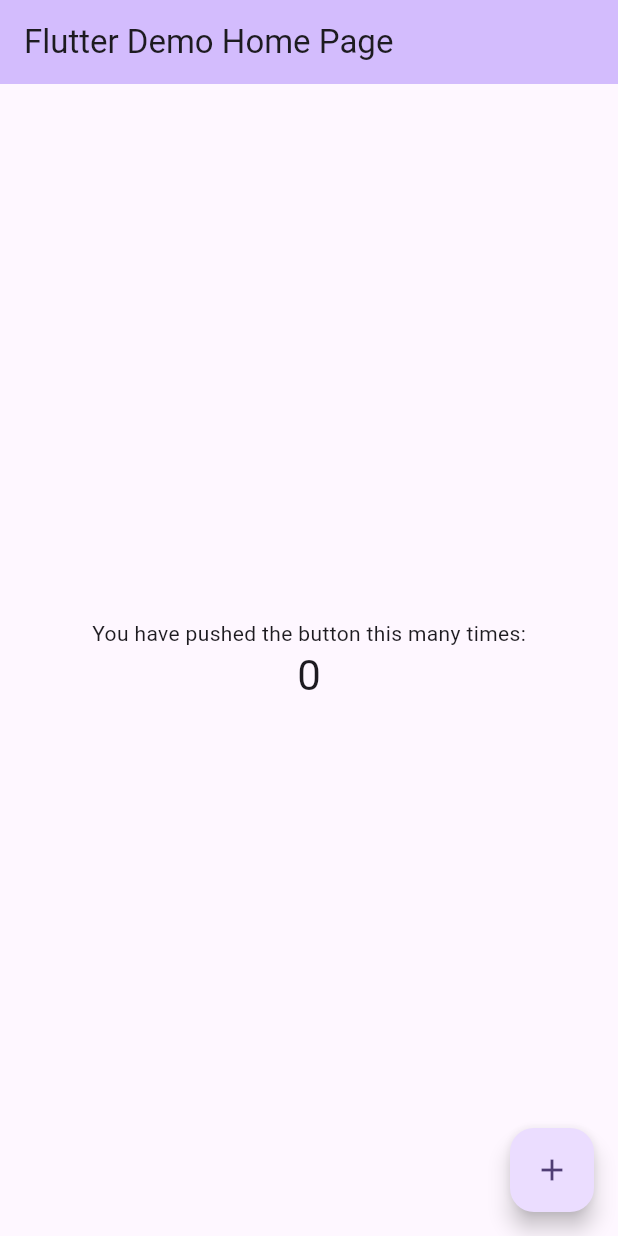
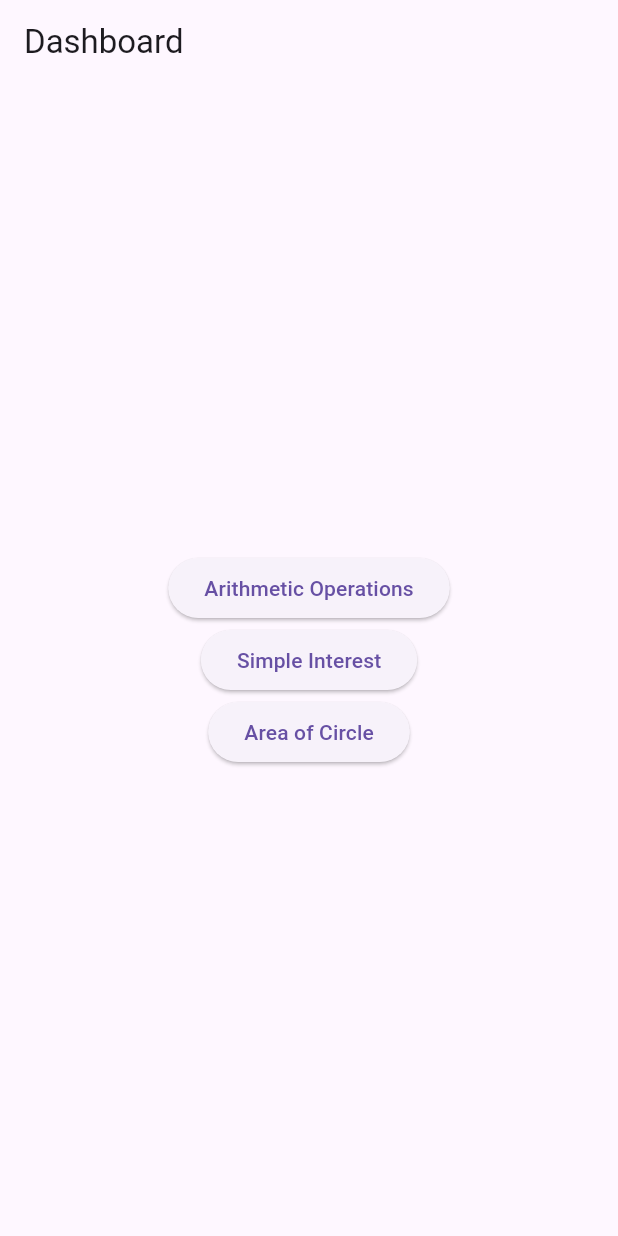
Before and after one commit to Pawan70056/firsr_App_project, a Flutter app: the screen it shows after launch, on a phone screen of 412 x 824 dp. Run offline on Flutter 3.47's test engine with Material 3 defaults, Android fonts, the phone set to English and light mode, and no system bars.

```diff
--- a/lib/main.dart
+++ b/lib/main.dart
@@ -1,125 +1,28 @@
+import 'package:first_app/view/area0fcircle.dart';
+import 'package:first_app/view/arithmetic.dart';
+import 'package:first_app/view/dashboard.dart';
+import 'package:first_app/view/si.dart';
 import 'package:flutter/material.dart';
 
 void main() {
-  runApp(const MyApp());
+  runApp(FirstAssignmentApp());
 }
 
-class MyApp extends StatelessWidget {
-  const MyApp({super.key});
-
-  // This widget is the root of your application.
+class FirstAssignmentApp extends StatelessWidget {
   @override
   Widget build(BuildContext context) {
     return MaterialApp(
-      title: 'Flutter Demo',
+      debugShowCheckedModeBanner: false,
+      title: 'First Assignment',
       theme: ThemeData(
-        // This is the theme of your application.
-        //
-        // TRY THIS: Try running your application with "flutter run". You'll see
-        // the application has a blue toolbar. Then, without quitting the app,
-        // try changing the seedColor in the colorScheme below to Colors.green
-        // and then invoke "hot reload" (save your changes or press the "hot
-        // reload" button in a Flutter-supported IDE, or press "r" if you used
-        // the command line to start the app).
-        //
-        // Notice that the counter didn't reset back to zero; the application
-        // state is not lost during the reload. To reset the state, use hot
-        // restart instead.
-        //
-        // This works for code too, not just values: Most code changes can be
-        // tested with just a hot reload.
-        colorScheme: ColorScheme.fromSeed(seedColor: Colors.deepPurple),
-        useMaterial3: true,
+        primarySwatch: Colors.blue,
       ),
-      home: const MyHomePage(title: 'Flutter Demo Home Page'),
+      home: DashboardScreen(),
+      routes: {
+        '/arithmetic': (context) => ArithmeticScreen(),
+        '/simple-interest': (context) => SimpleInterestScreen(),
+        '/area-of-circle': (context) => AreaOfCircleScreen(),
+      },
     );
   }
 }
-
-class MyHomePage extends StatefulWidget {
-  const MyHomePage({super.key, required this.title});
-
-  // This widget is the home page of your application. It is stateful, meaning
-  // that it has a State object (defined below) that contains fields that affect
-  // how it looks.
-
-  // This class is the configuration for the state. It holds the values (in this
-  // case the title) provided by the parent (in this case the App widget) and
-  // used by the build method of the State. Fields in a Widget subclass are
-  // always marked "final".
-
-  final String title;
-
-  @override
-  State<MyHomePage> createState() => _MyHomePageState();
-}
-
-class _MyHomePageState extends State<MyHomePage> {
-  int _counter = 0;
-
-  void _incrementCounter() {
-    setState(() {
-      // This call to setState tells the Flutter framework that something has
-      // changed in this State, which causes it to rerun the build method below
-      // so that the display can reflect the updated values. If we changed
-      // _counter without calling setState(), then the build method would not be
-      // called again, and so nothing would appear to happen.
-      _counter++;
-    });
-  }
-
-  @override
-  Widget build(BuildContext context) {
-    // This method is rerun every time setState is called, for instance as done
-    // by the _incrementCounter method above.
-    //
-    // The Flutter framework has been optimized to make rerunning build methods
-    // fast, so that you can just rebuild anything that needs updating rather
-    // than having to individually change instances of widgets.
-    return Scaffold(
-      appBar: AppBar(
-        // TRY THIS: Try changing the color here to a specific color (to
-        // Colors.amber, perhaps?) and trigger a hot reload to see the AppBar
-        // change color while the other colors stay the same.
-        backgroundColor: Theme.of(context).colorScheme.inversePrimary,
-        // Here we take the value from the MyHomePage object that was created by
-        // the App.build method, and use it to set our appbar title.
-        title: Text(widget.title),
-      ),
-      body: Center(
-        // Center is a layout widget. It takes a single child and positions it
-        // in the middle of the parent.
-        child: Column(
-          // Column is also a layout widget. It takes a list of children and
-          // arranges them vertically. By default, it sizes itself to fit its
-          // children horizontally, and tries to be as tall as its parent.
-          //
-          // Column has various properties to control how it sizes itself and
-          // how it positions its children. Here we use mainAxisAlignment to
-          // center the children vertically; the main axis here is the vertical
-          // axis because Columns are vertical (the cross axis would be
-          // horizontal).
-          //
-          // TRY THIS: Invoke "debug painting" (choose the "Toggle Debug Paint"
-          // action in the IDE, or press "p" in the console), to see the
-          // wireframe for each widget.
-          mainAxisAlignment: MainAxisAlignment.center,
-          children: <Widget>[
-            const Text(
-              'You have pushed the button this many times:',
-            ),
-            Text(
-              '$_counter',
-              style: Theme.of(context).textTheme.headlineMedium,
-            ),
-          ],
-        ),
-      ),
-      floatingActionButton: FloatingActionButton(
-        onPressed: _incrementCounter,
-        tooltip: 'Increment',
-        child: const Icon(Icons.add),
-      ), // This trailing comma makes auto-formatting nicer for build methods.
-    );
-  }
-}
--- /dev/null
+++ b/lib/view/dashboard.dart
@@ -0,0 +1,37 @@
+import 'package:flutter/material.dart';
+
+class DashboardScreen extends StatelessWidget {
+  @override
+  Widget build(BuildContext context) {
+    return Scaffold(
+      appBar: AppBar(
+        title: Text('Dashboard'),
+      ),
+      body: Center(
+        child: Column(
+          mainAxisAlignment: MainAxisAlignment.center,
+          children: [
+            ElevatedButton(
+              onPressed: () {
+                Navigator.pushNamed(context, '/arithmetic');
+              },
+              child: Text('Arithmetic Operations'),
+            ),
+            ElevatedButton(
+              onPressed: () {
+                Navigator.pushNamed(context, '/simple-interest');
+              },
+              child: Text('Simple Interest'),
+            ),
+            ElevatedButton(
+              onPressed: () {
+                Navigator.pushNamed(context, '/area-of-circle');
+              },
+              child: Text('Area of Circle'),
+            ),
+          ],
+        ),
+      ),
+    );
+  }
+}
```
Also changed, not shown: lib/adding.dart (deleted, +0 -79 lines), lib/view/area0fcircle.dart (added, +43 -0 lines), lib/view/arithmetic.dart (added, +78 -0 lines), lib/view/si.dart (added, +58 -0 lines).
